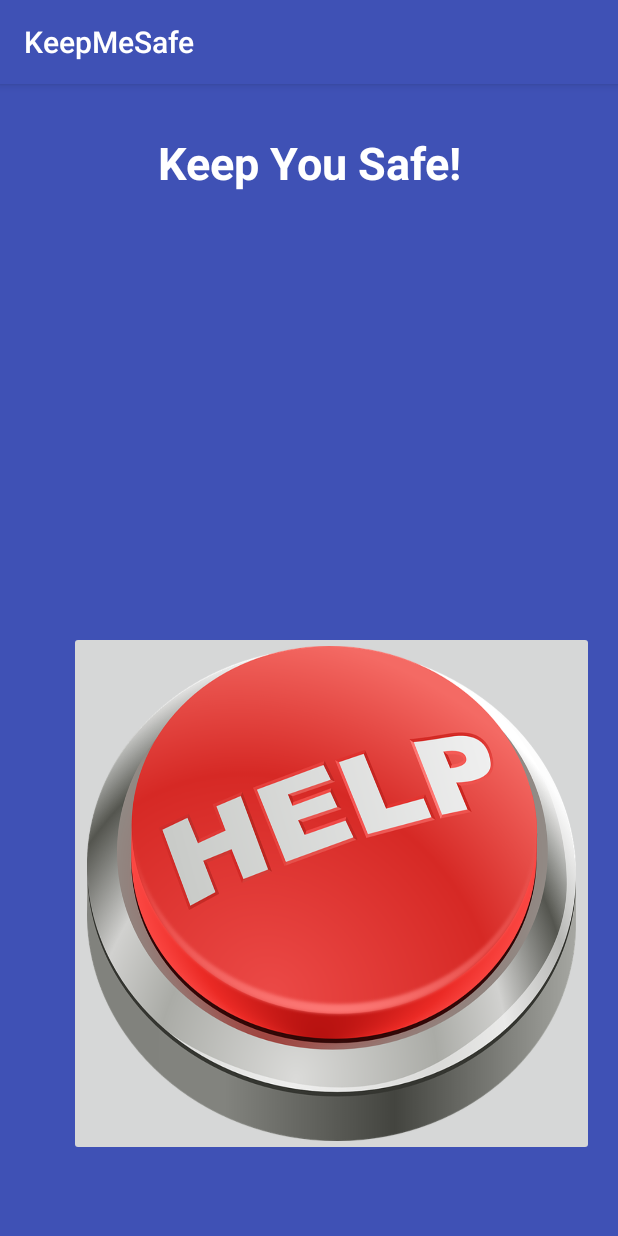
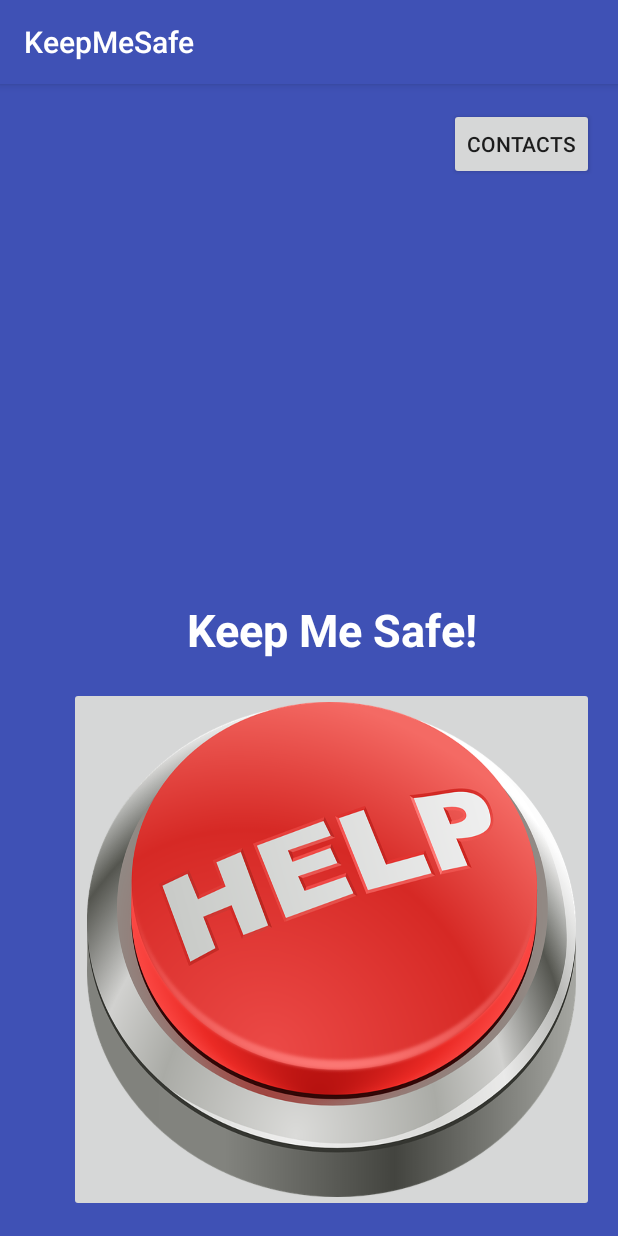
Before and after one commit to viveksvdy2014/KeepMeSafe, an Android app: the screen it shows after launch (MainActivity), on a phone screen of 412 x 824 dp. Run offline under Robolectric (Android 15) with nearby library versions, the phone set to English and light mode, and no system bars.

Commit message:
added trusted contacts

```diff
--- a/app/src/main/java/com/speedyapps/keepyousafe/MainActivity.java
+++ b/app/src/main/java/com/speedyapps/keepyousafe/MainActivity.java
@@ -1,6 +1,8 @@
 package com.speedyapps.keepyousafe;
 
+import android.content.Context;
 import android.content.Intent;
+import android.content.SharedPreferences;
 import android.support.annotation.MainThread;
 import android.support.v7.app.AppCompatActivity;
 import android.os.Bundle;
@@ -9,11 +11,19 @@ import android.util.Log;
 import android.view.View;
 
 public class MainActivity extends AppCompatActivity {
-    Intent intent;int choice;
+    Intent intent;int choice,count;
+    String n,n1;
+    public static String file1 = "MyPREFERENCES";
+    public static String file2 = "PREFERENCES";
+    public static String file3 = "COUNT";
+    SharedPreferences sharedpreferences,sp,shared;
     @Override
     protected void onCreate(Bundle savedInstanceState) {
         super.onCreate(savedInstanceState);
         setContentView(R.layout.activity_main);
+        sharedpreferences = getSharedPreferences(file1, Context.MODE_PRIVATE);
+        sp = getSharedPreferences(file2, Context.MODE_PRIVATE);
+        shared = getSharedPreferences(file3, Context.MODE_PRIVATE);
         intent = new Intent(MainActivity.this,alarmService.class);
         choice=0;
         Intent serviceIntent = new Intent(MainActivity.this,SMSReader.class);
@@ -24,7 +34,13 @@ public class MainActivity extends AppCompatActivity {
         Log.i("zz",""+choice);
         switch(choice) {
             case 0:  startService(intent);
-                sendSMS("8606670880","Help Me!!!!");
+                count = shared.getInt("count", 0);
+                for (int i = 1; i <= count; i++)
+                {
+                    n1 = sp.getString("value" + i, "");
+                    n = sharedpreferences.getString(n1, "");
+                sendSMS(n,"Help Me!!!!");
+                }
                 break;
             case 1: stopService(intent);
                 break;
@@ -32,9 +48,17 @@ public class MainActivity extends AppCompatActivity {
 
         choice=(choice+1)%2;
     }
+    public void contact(View v)
+    {
+
+        Intent i=new Intent(this,ContactSelection.class);
+        startActivity(i);
+
+    }
     public void sendSMS(String phoneNumber, String message)
     {
-        SmsManager sms = SmsManager.getDefault();
-        sms.sendTextMessage(phoneNumber, null, message, null, null);
+            SmsManager sms = SmsManager.getDefault();
+            sms.sendTextMessage(phoneNumber, null, message, null, null);
+
     }
 }
--- a/app/src/main/res/layout/activity_main.xml
+++ b/app/src/main/res/layout/activity_main.xml
@@ -14,18 +14,28 @@
     tools:context="com.speedyapps.keepyousafe.MainActivity">
 
     <TextView
-        android:text="Keep You Safe!"
+        android:text="Keep Me Safe!"
         android:layout_width="match_parent"
         android:layout_height="wrap_content"
-        android:layout_marginTop="16dp"
         android:id="@+id/keepYouSafeText"
         android:textSize="30sp"
         android:textStyle="normal|bold"
         android:textAlignment="center"
         android:textColor="#FFFFFF"
+        android:layout_above="@+id/helpButton"
+        android:layout_alignLeft="@+id/helpButton"
+        android:layout_alignStart="@+id/helpButton"
+        android:layout_marginBottom="18dp" />
+
+    <Button
+        android:text="Contacts"
+        android:layout_width="wrap_content"
+        android:layout_height="wrap_content"
+        android:id="@+id/pick"
+        android:layout_alignParentRight="true"
+        android:layout_alignParentEnd="true"
         android:layout_alignParentTop="true"
-        android:layout_alignParentLeft="true"
-        android:layout_alignParentStart="true" />
+        android:onClick="contact" />
 
     <ImageButton
         app:srcCompat="@drawable/help"
@@ -33,10 +43,9 @@
         android:scaleType="fitXY"
         android:layout_width="350dp"
         android:layout_height="350dp"
+        android:onClick="onClick"
         android:layout_alignParentBottom="true"
         android:layout_alignParentRight="true"
-        android:layout_alignParentEnd="true"
-        android:layout_marginBottom="37dp"
-        android:onClick="onClick" />
+        android:layout_alignParentEnd="true" />
 
 </RelativeLayout>
```
Also changed, not shown: app/src/main/AndroidManifest.xml (+9 -4 lines), app/src/main/java/com/speedyapps/keepyousafe/ContactSelection.java (added, +229 -0 lines), app/src/main/res/layout/activity_contact_selection.xml (added, +47 -0 lines).
